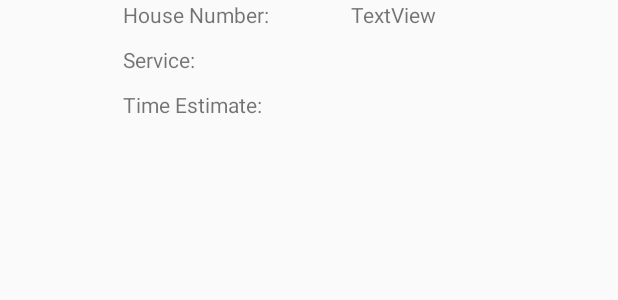
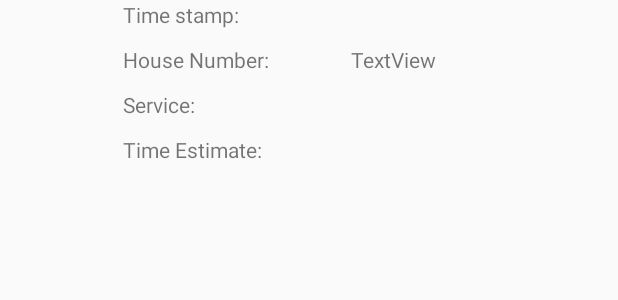
Before and after one commit to Northern-Village-Water-and-Sewage-App/Existing-Git-project, an Android app: the layout custom_adapter_layout_driver.xml on its own in the app's theme, with its tools: preview values and no code run, on a phone screen of 412 x 824 dp. Shown: the top 300 px of the screen. Run offline under Robolectric (Android 15) with nearby library versions, the phone set to English and light mode, and no system bars; network calls fail.

Commit message:
added timestamp for driver listview. It outputs nothing.

```diff
--- a/app/src/main/java/com/example/northernvillagewaterandsewageapp/DeliveryListAdapter.java
+++ b/app/src/main/java/com/example/northernvillagewaterandsewageapp/DeliveryListAdapter.java
@@ -41,18 +41,21 @@ import java.util.List;
             convertView = inflater.inflate(mResource, parent, false);
 
             // getting all the stuff
+            String TimeStamp = getItem(position).getTimeStamp();
             String HouseNum = getItem(position).getHouseNum();
             String Service = getItem(position).getService();
             String TimeEstimate = getItem(position).getTimeEstimate();
             int id = getItem(position).getResourceID();
 
-            DeliveryList deliveryList = new DeliveryList(HouseNum, Service, TimeEstimate);
+            DeliveryList deliveryList = new DeliveryList(TimeStamp, HouseNum, Service, TimeEstimate);
 
+            TextView timeStampTv = convertView.findViewById(R.id.driverListTV4);
             TextView houseNumTv = convertView.findViewById(R.id.driverListTV1);
             TextView serviceTv = convertView.findViewById(R.id.driverListTV2);
             TextView timeEstimateTv = convertView.findViewById(R.id.driverListTV3);
             ImageView imageView = convertView.findViewById(R.id.imageViewDriver);
 
+            timeEstimateTv.setText(TimeStamp);
             houseNumTv.setText(HouseNum);
             serviceTv.setText(Service);
             timeEstimateTv.setText(TimeEstimate);
--- a/app/src/main/java/com/example/northernvillagewaterandsewageapp/DriverActivity.java
+++ b/app/src/main/java/com/example/northernvillagewaterandsewageapp/DriverActivity.java
@@ -221,7 +221,7 @@ public class DriverActivity extends AppCompatActivity implements NavigationView.
                     {
                         JSONObject user = response.getJSONObject(i);
                         String temp = "";
-                        DeliveryList object = new DeliveryList(user.getString("house_number"), user.getString("tank_type"), user.getString("estimate"));
+                        DeliveryList object = new DeliveryList(user.getString("timestamp"), user.getString("house_number"), user.getString("tank_type"), user.getString("estimate"));
                         deliveryLists.add(object);
                         worklistListInt.add(user.getInt("pk"));
                     }
--- a/app/src/main/res/layout/custom_adapter_layout_driver.xml
+++ b/app/src/main/res/layout/custom_adapter_layout_driver.xml
@@ -28,6 +28,12 @@
         android:orientation="vertical">
 
         <TextView
+            android:id="@+id/timeStampTV"
+            android:layout_width="match_parent"
+            android:layout_height="30dp"
+            android:layout_gravity="center"
+            android:text="@string/time_stamp" />
+        <TextView
             android:id="@+id/houseNumTV"
             android:layout_width="match_parent"
             android:layout_height="30dp"
@@ -57,6 +63,13 @@
         android:orientation="vertical">
 
         <TextView
+            android:id="@+id/driverListTV4"
+            android:layout_width="match_parent"
+            android:layout_height="30dp"
+            android:layout_gravity="center"
+            android:text="@string/textview3" />
+
+        <TextView
             android:id="@+id/driverListTV1"
             android:layout_width="match_parent"
             android:layout_height="30dp"
@@ -77,6 +90,7 @@
             android:layout_gravity="center"
             android:text="@string/textview3" />
 
+
     </LinearLayout>
 
 
```
Also changed, not shown: app/src/main/java/com/example/northernvillagewaterandsewageapp/ObjectClasses/DeliveryList.java (+12 -1 lines).
